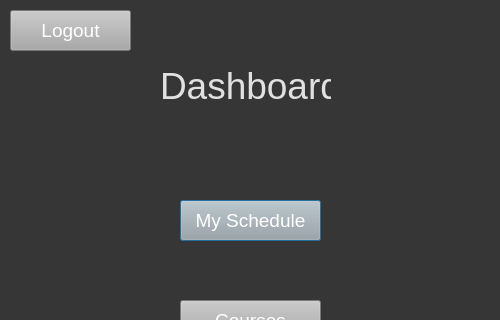
3wes22/Online-Course-Scheduler, file Front End/dashboard.ui: the form before one commit; both pictures show x 0 to 500 and y 0 to 320 of the 500 by 640 pixel window.
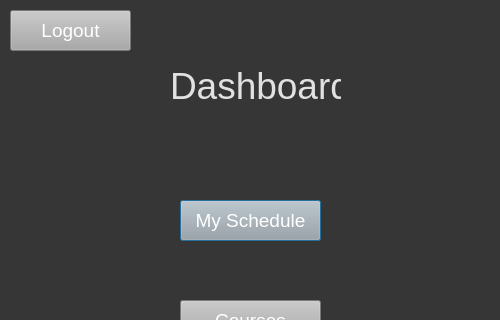
The form after the commit.

Patch:
```diff
--- a/Front End/dashboard.ui
+++ b/Front End/dashboard.ui
@@ -19,7 +19,7 @@
         <widget class="QLabel" name="label">
             <property name="geometry">
                 <rect>
-                    <x>160</x>
+     <x>170</x>
                     <y>50</y>
                     <width>171</width>
                     <height>71</height>
```
Lines whose indentation alone changed are shown as unchanged.
